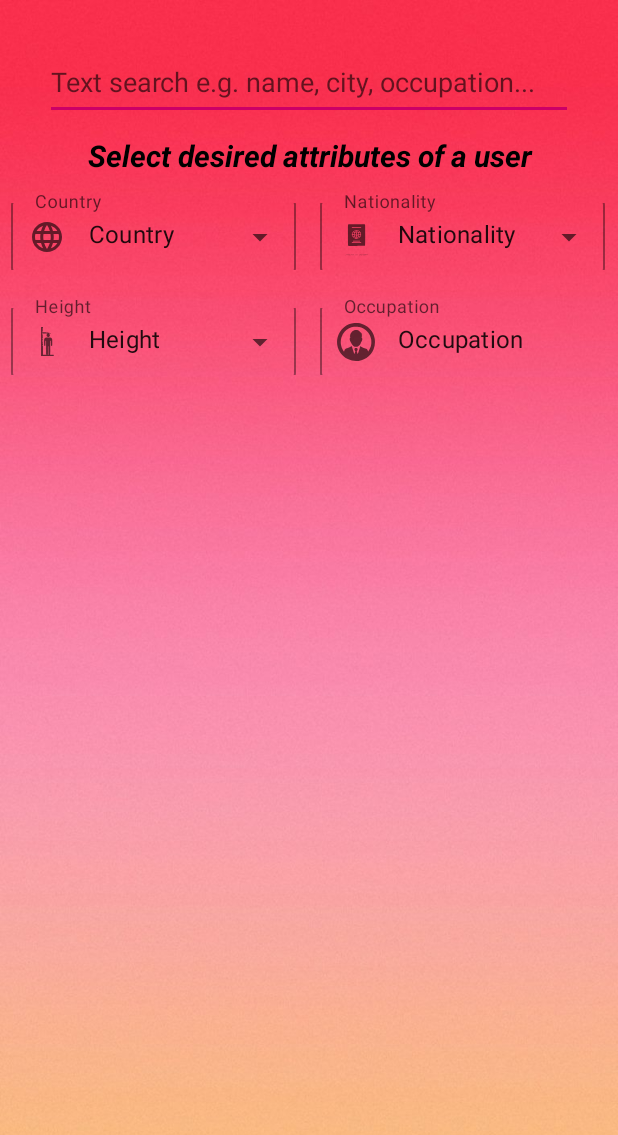
After one commit to G-ZiggY/PrototypeAppFinalYear, an Android app: the SearchActivity screen opened directly, with no data from a screen before it, on a phone screen of 412 x 824 dp. The commit adds this screen. Shown: the top 1135 px of the screen. Run offline under Robolectric (Android 15) with nearby library versions, the phone set to English and light mode, and no system bars.

```diff
--- a/app/src/main/AndroidManifest.xml
+++ b/app/src/main/AndroidManifest.xml
@@ -12,7 +12,7 @@
         android:supportsRtl="true"
         android:theme="@style/Theme.PrototypeAppFinalYear">
         <activity
-            android:name=".EditProfile"
+            android:name=".SearchActivity"
             android:exported="false" />
         <activity
             android:name=".SplashActivity"
--- a/app/src/main/java/com/example/prototypeappfinalyear/RegisterDetailsContinued.java
+++ b/app/src/main/java/com/example/prototypeappfinalyear/RegisterDetailsContinued.java
@@ -35,6 +35,8 @@ public class RegisterDetailsContinued extends AppCompatActivity {
         String surname = intent.getStringExtra("surname");
         String nick = intent.getStringExtra("nick");
         String dob = intent.getStringExtra("dob");
+        String zodiac = intent.getStringExtra("zodiac");
+        String pathN = intent.getStringExtra("pathN");
 
         // gender stuff
         genderInput = findViewById(R.id.genderInput);
@@ -134,6 +136,8 @@ public class RegisterDetailsContinued extends AppCompatActivity {
                 i.putExtra("surname", surname);
                 i.putExtra("nick", nick);
                 i.putExtra("dob", dob);
+                i.putExtra("zodiac", zodiac);
+                i.putExtra("pathN", pathN);
                 i.putExtra("gender", gender);
                 i.putExtra("interest", interest);
                 i.putExtra("country", country);
--- /dev/null
+++ b/app/src/main/java/com/example/prototypeappfinalyear/SearchActivity.java
@@ -0,0 +1,14 @@
+package com.example.prototypeappfinalyear;
+
+import androidx.appcompat.app.AppCompatActivity;
+
+import android.os.Bundle;
+
+public class SearchActivity extends AppCompatActivity {
+
+    @Override
+    protected void onCreate(Bundle savedInstanceState) {
+        super.onCreate(savedInstanceState);
+        setContentView(R.layout.activity_search);
+    }
+}
--- /dev/null
+++ b/app/src/main/res/layout/activity_search.xml
@@ -0,0 +1,146 @@
+<?xml version="1.0" encoding="utf-8"?>
+<androidx.constraintlayout.widget.ConstraintLayout xmlns:android="http://schemas.android.com/apk/res/android"
+    xmlns:app="http://schemas.android.com/apk/res-auto"
+    xmlns:tools="http://schemas.android.com/tools"
+    android:layout_width="match_parent"
+    android:layout_height="match_parent"
+    tools:context=".SearchActivity"
+    android:background="@drawable/background">
+
+    <AutoCompleteTextView
+        android:layout_width="match_parent"
+        android:layout_height="50dp"
+        app:layout_constraintEnd_toEndOf="parent"
+        app:layout_constraintStart_toStartOf="parent"
+        app:layout_constraintTop_toTopOf="parent"
+        android:layout_marginTop="30dp"
+        android:layout_marginLeft="30dp"
+        android:layout_marginRight="30dp"
+        android:hint="Text search e.g. name, city, occupation...">
+
+    </AutoCompleteTextView>
+
+    <TextView
+        android:layout_width="match_parent"
+        android:layout_height="match_parent"
+        android:text="Select desired attributes of a user"
+        android:textSize="20dp"
+        android:textColor="@color/black"
+        android:textStyle="bold|italic"
+        app:layout_constraintEnd_toEndOf="parent"
+        app:layout_constraintStart_toStartOf="parent"
+        app:layout_constraintTop_toTopOf="parent"
+        android:layout_marginTop="90dp"
+        android:gravity="center_horizontal"/>
+
+    <androidx.constraintlayout.widget.Guideline
+        android:id="@+id/guideline2"
+        android:layout_width="0dp"
+        android:layout_height="wrap_content"
+        android:layout_marginStart="205dp"
+        android:layout_marginEnd="206dp"
+        android:orientation="vertical"
+        app:layout_constraintEnd_toEndOf="parent"
+        app:layout_constraintGuide_begin="205dp"
+        app:layout_constraintStart_toStartOf="parent"
+        app:layout_constraintTop_toTopOf="parent" />
+
+    <!-- COUNTRY -->
+
+    <com.google.android.material.textfield.TextInputLayout
+        style="@style/Widget.MaterialComponents.TextInputLayout.OutlinedBox.ExposedDropdownMenu"
+        android:layout_width="190dp"
+        android:layout_height="50dp"
+        android:layout_marginTop="130dp"
+        android:hint="@string/country"
+        app:layout_constraintEnd_toStartOf="@+id/guideline2"
+        app:layout_constraintStart_toStartOf="parent"
+        app:layout_constraintTop_toTopOf="parent"
+        app:startIconDrawable="@drawable/ic_country">
+
+        <AutoCompleteTextView
+            android:id="@+id/countryInput"
+            android:layout_width="190dp"
+            android:layout_height="50dp"
+            android:layout_weight="1"
+            android:inputType="none"
+            android:paddingTop="16dp"
+            android:paddingBottom="16dp"
+            android:scrollbars="vertical"
+            android:text="@string/country" />
+
+    </com.google.android.material.textfield.TextInputLayout>
+
+    <com.google.android.material.textfield.TextInputLayout
+        style="@style/Widget.MaterialComponents.TextInputLayout.OutlinedBox.ExposedDropdownMenu"
+        android:layout_width="190dp"
+        android:layout_height="50dp"
+        android:layout_marginTop="130dp"
+        android:hint="@string/nationality"
+        app:layout_constraintEnd_toEndOf="parent"
+        app:layout_constraintStart_toStartOf="@+id/guideline2"
+        app:layout_constraintTop_toTopOf="parent"
+        app:startIconDrawable="@drawable/ic_nationality">
+
+        <AutoCompleteTextView
+            android:id="@+id/nationalityInput"
+            android:layout_width="190dp"
+            android:layout_height="50dp"
+            android:layout_weight="1"
+            android:inputType="none"
+            android:paddingTop="16dp"
+            android:paddingBottom="16dp"
+            android:scrollbars="vertical"
+            android:text="@string/nationality" />
+
+    </com.google.android.material.textfield.TextInputLayout>
+
+    <com.google.android.material.textfield.TextInputLayout
+        style="@style/Widget.MaterialComponents.TextInputLayout.OutlinedBox.ExposedDropdownMenu"
+        android:layout_width="190dp"
+        android:layout_height="50dp"
+        android:layout_marginTop="200dp"
+        android:hint="Height"
+        app:layout_constraintEnd_toStartOf="@+id/guideline2"
+        app:layout_constraintStart_toStartOf="parent"
+        app:layout_constraintTop_toTopOf="parent"
+        app:startIconDrawable="@drawable/ic_height">
+
+        <AutoCompleteTextView
+            android:id="@+id/heightInput"
+            android:layout_width="190dp"
+            android:layout_height="50dp"
+            android:layout_weight="1"
+            android:inputType="none"
+            android:paddingTop="16dp"
+            android:paddingBottom="16dp"
+            android:scrollbars="vertical"
+            android:text="Height" />
+
+    </com.google.android.material.textfield.TextInputLayout>
+
+    <com.google.android.material.textfield.TextInputLayout
+        style="@style/Widget.MaterialComponents.TextInputLayout.OutlinedBox.ExposedDropdownMenu"
+        android:layout_width="190dp"
+        android:layout_height="50dp"
+        android:layout_marginTop="200dp"
+        android:hint="Occupation"
+        app:layout_constraintEnd_toEndOf="parent"
+        app:layout_constraintStart_toStartOf="@+id/guideline2"
+        app:layout_constraintTop_toTopOf="parent"
+        app:startIconDrawable="@drawable/ic_occupation">
+
+        <AutoCompleteTextView
+            android:id="@+id/occupationInput"
+            android:layout_width="250dp"
+            android:layout_height="50dp"
+            android:layout_weight="1"
+            android:inputType="none"
+            android:paddingTop="16dp"
+            android:paddingBottom="16dp"
+            android:scrollbars="vertical"
+            android:text="Occupation" />
+
+    </com.google.android.material.textfield.TextInputLayout>
+
+</androidx.constraintlayout.widget.ConstraintLayout>
```
Also changed, not shown: app/src/main/java/com/example/prototypeappfinalyear/RegisterDetails.java (+115 -91 lines), app/src/main/java/com/example/prototypeappfinalyear/RegisterHobby.java (+7 -2 lines), app/src/main/res/layout/activity_register_details.xml (+21 -10 lines), app/src/main/res/layout/activity_register_hobby.xml (+10 -6 lines).
